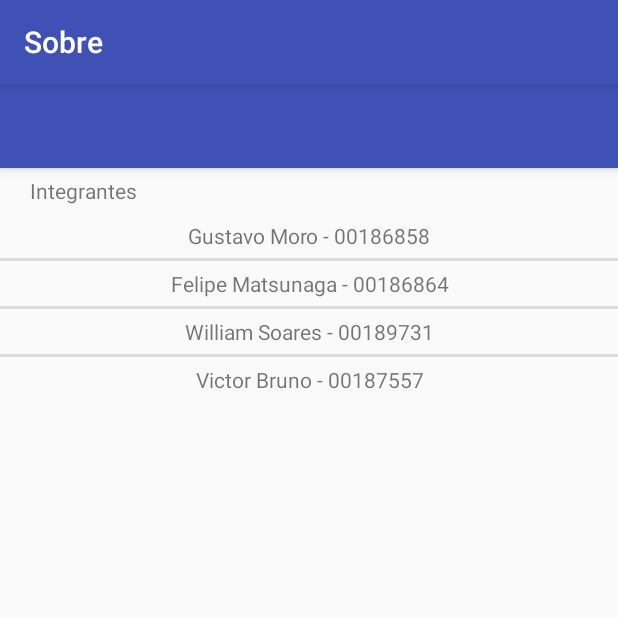
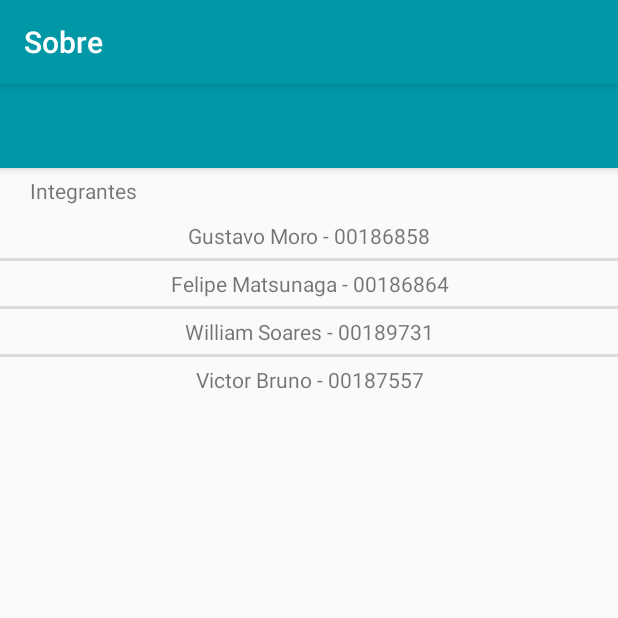
Before and after one commit to GustavoJMoro/rgbest, an Android app: the AboutActivity screen opened directly, with no data from a screen before it, on a phone screen of 412 x 824 dp, the top half of it. Run offline under Robolectric (Android 15) with nearby library versions, the phone set to English and light mode, and no system bars.

Commit message:
Cores alteradas

```diff
--- a/app/src/main/res/values/colors.xml
+++ b/app/src/main/res/values/colors.xml
@@ -1,6 +1,6 @@
 <?xml version="1.0" encoding="utf-8"?>
 <resources>
-    <color name="colorPrimary">#3F51B5</color>
-    <color name="colorPrimaryDark">#303F9F</color>
-    <color name="colorAccent">#FF4081</color>
+    <color name="colorPrimary">#0097a7</color>
+    <color name="colorPrimaryDark">#006064</color>
+    <color name="colorAccent">#00838f</color>
 </resources>
```
